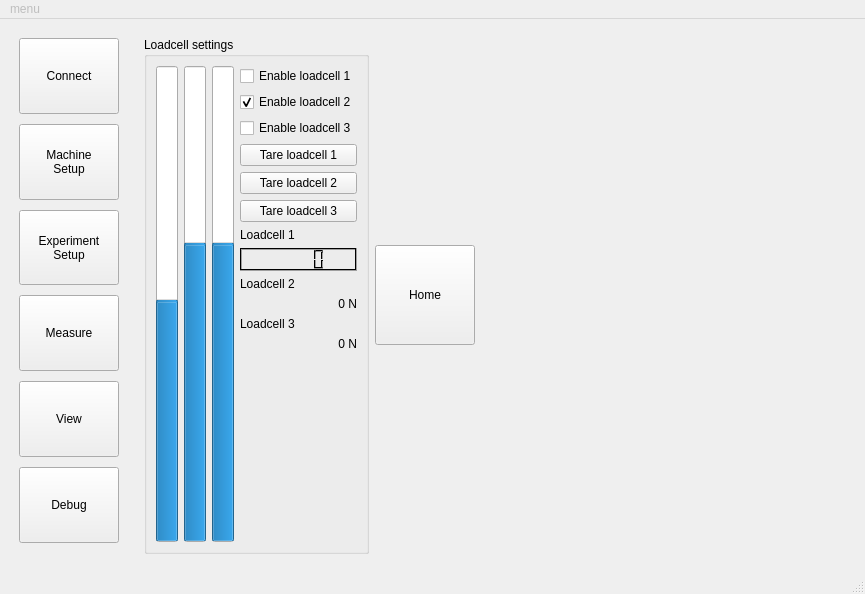
Qt form src/main/resources/base/design.ui (OndrejPistora/thymos-loader) before a commit.
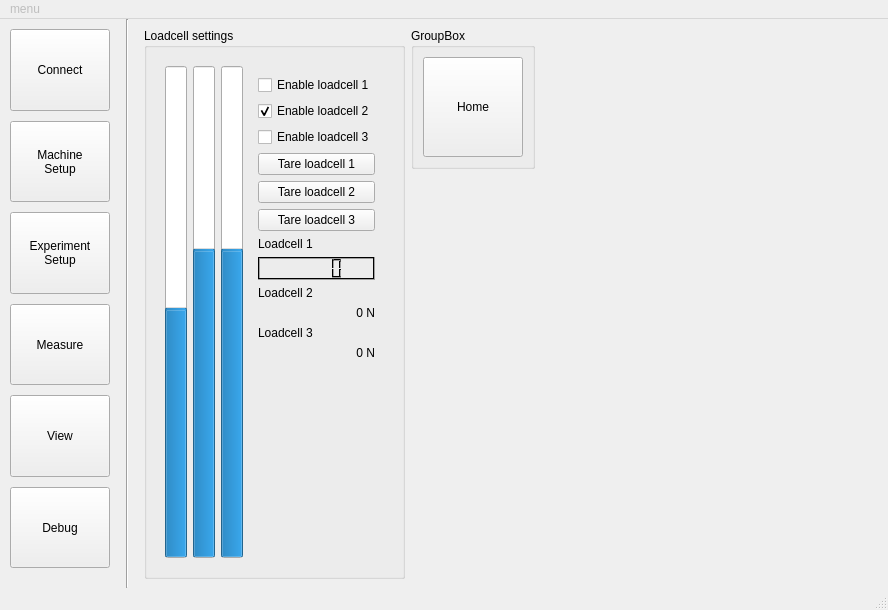
The same form after that commit. Custom widgets are drawn as their Qt base class.

What changed in the file:
```diff
--- a/src/main/resources/base/design.ui
+++ b/src/main/resources/base/design.ui
@@ -6,8 +6,8 @@
    <rect>
     <x>0</x>
     <y>0</y>
-    <width>865</width>
-    <height>594</height>
+    <width>888</width>
+    <height>610</height>
    </rect>
   </property>
   <property name="windowTitle">
@@ -51,11 +51,35 @@
     <item>
      <widget class="QFrame" name="horizontalFrame">
       <layout class="QHBoxLayout" name="horizontalLayout">
+       <property name="spacing">
+        <number>6</number>
+       </property>
        <property name="sizeConstraint">
         <enum>QLayout::SetDefaultConstraint</enum>
        </property>
+       <property name="leftMargin">
+        <number>0</number>
+       </property>
+       <property name="topMargin">
+        <number>0</number>
+       </property>
+       <property name="rightMargin">
+        <number>0</number>
+       </property>
+       <property name="bottomMargin">
+        <number>0</number>
+       </property>
        <item>
-        <widget class="QFrame" name="mainMenu">
+        <widget class="QFrame" name="fMainMenu">
+         <property name="frameShape">
+          <enum>QFrame::NoFrame</enum>
+         </property>
+         <property name="lineWidth">
+          <number>1</number>
+         </property>
+         <property name="midLineWidth">
+          <number>0</number>
+         </property>
          <layout class="QVBoxLayout" name="verticalLayout" stretch="0,0,0,0,0,0,0">
           <property name="spacing">
            <number>10</number>
@@ -279,6 +303,13 @@
          </layout>
         </widget>
        </item>
+       <item>
+        <widget class="Line" name="line">
+         <property name="orientation">
+          <enum>Qt::Vertical</enum>
+         </property>
+        </widget>
+       </item>
        <item>
         <widget class="QStackedWidget" name="fMain">
          <property name="sizePolicy">
@@ -485,6 +516,7 @@
              </property>
              <layout class="QHBoxLayout" name="horizontalLayout_12">
               <item>
+               <widget class="QFrame" name="">
                <layout class="QHBoxLayout" name="horizontalLayout_4">
                 <item>
                  <widget class="QProgressBar" name="loadcell1">
@@ -526,6 +558,7 @@
                  </widget>
                 </item>
                 <item>
+                  <widget class="QFrame" name="">
                  <layout class="QVBoxLayout" name="verticalLayout_4">
                   <item>
                    <widget class="QCheckBox" name="checkBox">
@@ -698,12 +731,41 @@
                    </spacer>
                   </item>
                  </layout>
-                </item>
-               </layout>
+                  </widget>
+                 </item>
+                </layout>
+               </widget>
               </item>
              </layout>
             </widget>
            </item>
+           <item>
+            <widget class="QFrame" name="frame_2">
+             <property name="frameShape">
+              <enum>QFrame::NoFrame</enum>
+             </property>
+             <property name="frameShadow">
+              <enum>QFrame::Raised</enum>
+             </property>
+             <layout class="QVBoxLayout" name="verticalLayout_26">
+              <property name="leftMargin">
+               <number>0</number>
+              </property>
+              <property name="topMargin">
+               <number>0</number>
+              </property>
+              <property name="rightMargin">
+               <number>0</number>
+              </property>
+              <property name="bottomMargin">
+               <number>0</number>
+              </property>
+              <item>
+               <widget class="QGroupBox" name="gbHome">
+                <property name="title">
+                 <string>GroupBox</string>
+                </property>
+                <layout class="QVBoxLayout" name="verticalLayout_11">
            <item>
             <widget class="QPushButton" name="buttonHome">
              <property name="minimumSize">
@@ -717,6 +779,25 @@
              </property>
             </widget>
            </item>
+                </layout>
+               </widget>
+              </item>
+              <item>
+               <spacer name="verticalSpacer_5">
+                <property name="orientation">
+                 <enum>Qt::Vertical</enum>
+                </property>
+                <property name="sizeHint" stdset="0">
+                 <size>
+                  <width>20</width>
+                  <height>40</height>
+                 </size>
+                </property>
+               </spacer>
+              </item>
+             </layout>
+            </widget>
+           </item>
            <item>
             <spacer name="horizontalSpacer_3">
              <property name="orientation">
@@ -1180,7 +1261,7 @@
                 </layout>
                </item>
                <item>
-                <widget class="QWidget" name="" native="true">
+                <widget class="QWidget" name="widget" native="true">
                  <property name="sizePolicy">
                   <sizepolicy hsizetype="Minimum" vsizetype="Preferred">
                    <horstretch>0</horstretch>
@@ -1502,7 +1583,7 @@
     <rect>
      <x>0</x>
      <y>0</y>
-     <width>865</width>
+     <width>888</width>
      <height>24</height>
     </rect>
    </property>
```
Left out of the diff: 1 changed line with no effect on the pictures. Lines whose indentation alone changed are shown as unchanged.
